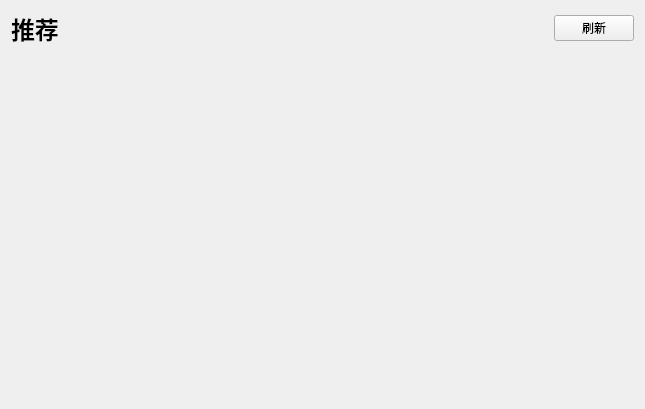
Old version of the form src/pages/applistpage.ui in the repository spark-store-project/spark-store-new.
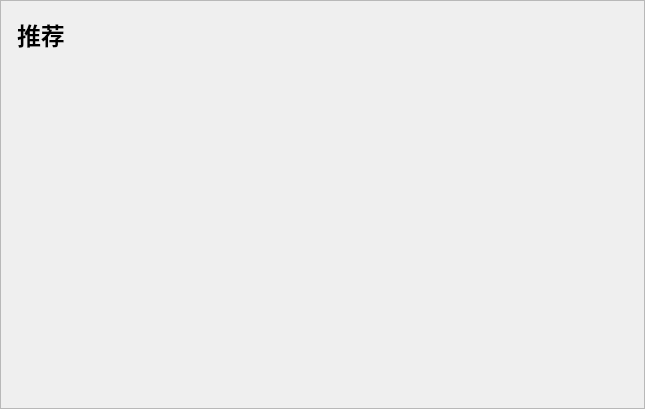
New version of the form. Custom widgets are drawn as their Qt base class.

What changed in the file:
```diff
--- a/src/pages/applistpage.ui
+++ b/src/pages/applistpage.ui
@@ -14,6 +14,36 @@
    <string>Form</string>
   </property>
   <layout class="QVBoxLayout" name="verticalLayout">
+   <property name="leftMargin">
+    <number>0</number>
+   </property>
+   <property name="topMargin">
+    <number>0</number>
+   </property>
+   <property name="rightMargin">
+    <number>0</number>
+   </property>
+   <property name="bottomMargin">
+    <number>0</number>
+   </property>
+   <item>
+    <widget class="QFrame" name="frame">
+     <property name="frameShape">
+      <enum>QFrame::StyledPanel</enum>
+     </property>
+     <property name="frameShadow">
+      <enum>QFrame::Raised</enum>
+     </property>
+     <layout class="QVBoxLayout" name="verticalLayout_2">
+      <property name="leftMargin">
+       <number>16</number>
+      </property>
+      <property name="topMargin">
+       <number>16</number>
+      </property>
+      <property name="rightMargin">
+       <number>16</number>
+      </property>
    <property name="bottomMargin">
     <number>0</number>
    </property>
@@ -46,13 +76,6 @@
        </property>
       </spacer>
      </item>
-     <item>
-      <widget class="QPushButton" name="pushButton">
-       <property name="text">
-        <string>刷新</string>
-       </property>
-      </widget>
-     </item>
     </layout>
    </item>
    <item>
@@ -93,6 +116,9 @@
      <property name="resizeMode">
       <enum>QListView::Fixed</enum>
      </property>
+       </widget>
+      </item>
+     </layout>
     </widget>
    </item>
   </layout>
```
Lines whose indentation alone changed are shown as unchanged.
